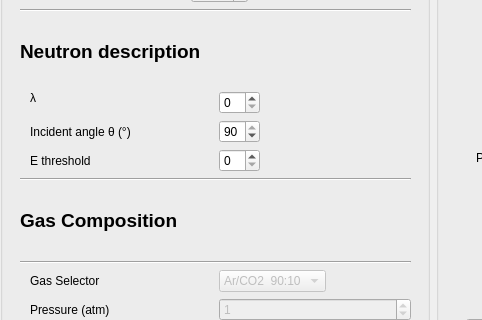
The window that efficiencyCalculator/efficiencyMainwindow.ui (ess-dg/dg_efficiencyCalculator) describes before a commit, drawn with Qt 5; both pictures show x 0 to 482 and y 300 to 620 of the 909 by 711 pixel window.
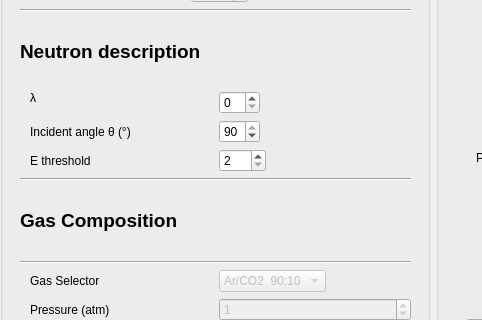
The same window after the commit.

Commit message: DGEF-5 Calculate Ranges from B10   : added functions in B10 to calculate ranges given a threshold

```diff
--- a/efficiencyCalculator/efficiencyMainwindow.ui
+++ b/efficiencyCalculator/efficiencyMainwindow.ui
@@ -259,7 +259,14 @@
             </widget>
            </item>
            <item row="3" column="1">
-            <widget class="QSpinBox" name="thresholdSpinBox"/>
+            <widget class="QSpinBox" name="thresholdSpinBox">
+             <property name="minimum">
+              <number>2</number>
+             </property>
+             <property name="maximum">
+              <number>779</number>
+             </property>
+            </widget>
            </item>
           </layout>
          </item>
```
The commit also changes 2 other files.
